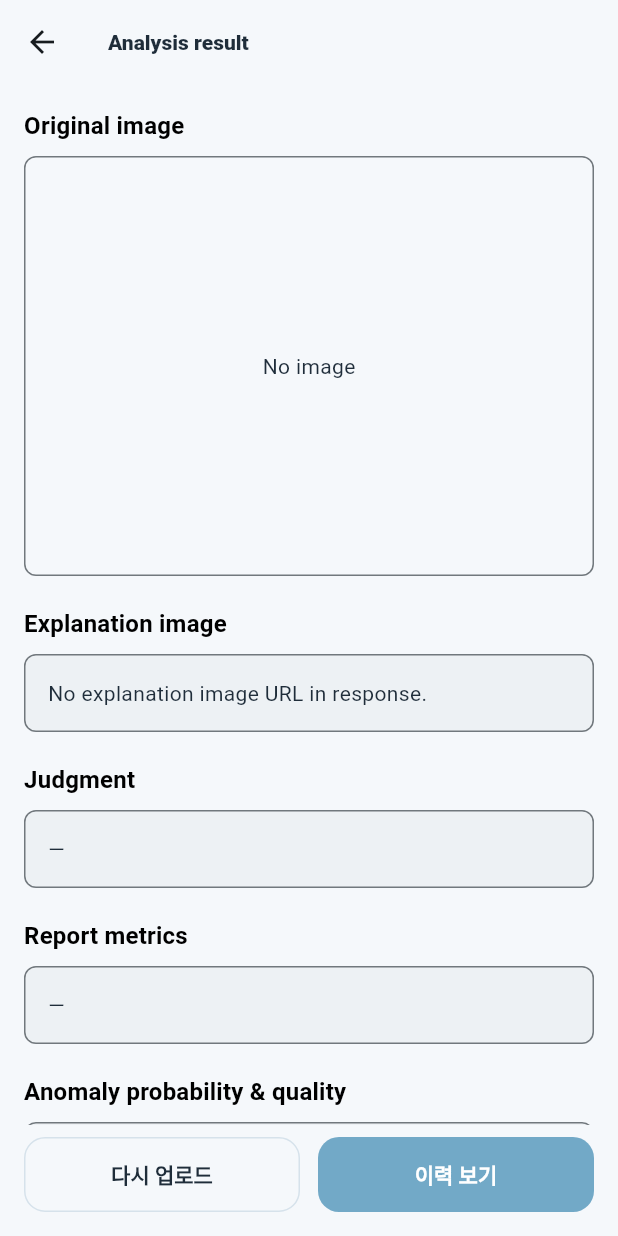
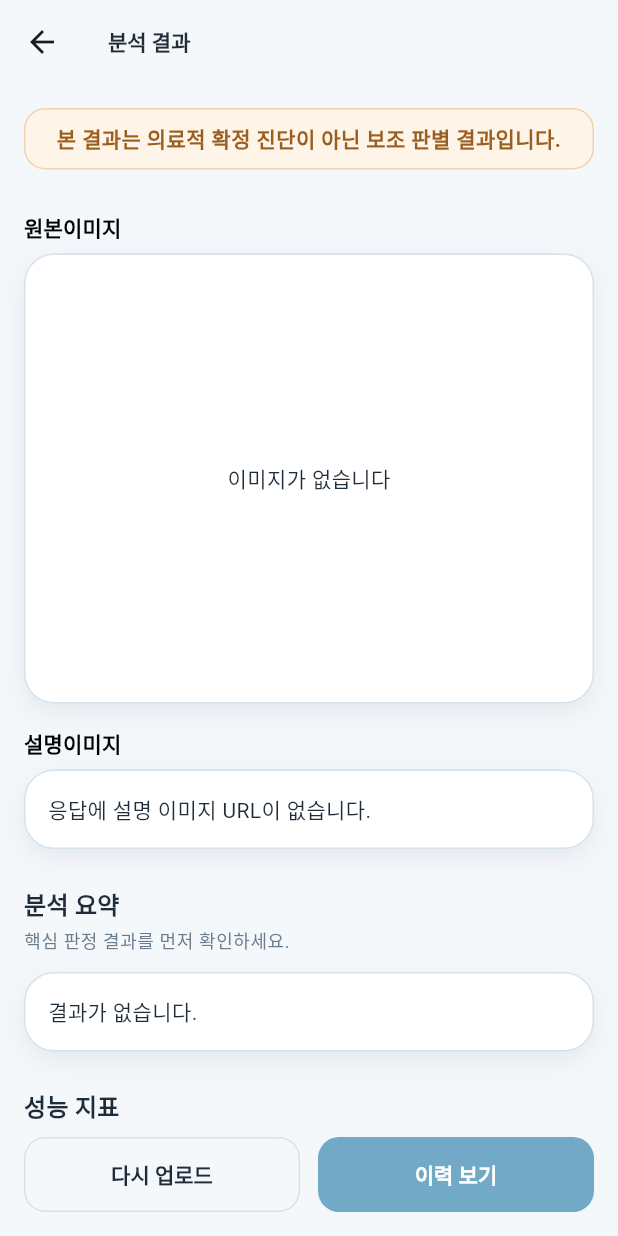
Before and after one commit to Capstone-sixsense/eye-project, a Flutter app: the ResultScreen screen opened directly, on a phone screen of 412 x 824 dp. Run offline on Flutter 3.47's test engine with Material 3 defaults, Android fonts, the phone set to English and light mode, and no system bars; our stand-ins replace file_picker.

Commit message:
feat(frontend): prioritize image-first layout and simplify result details
- 결과 화면에서 안내 고지문 아래 이미지 영역을 우선 노출하도록 위계를 재배치하고 품질 관련 섹션을 제거해 백엔드 응답 스키마와 일치하도록 단순화

```diff
--- a/frontend/lib/screens/result_screen.dart
+++ b/frontend/lib/screens/result_screen.dart
@@ -6,9 +6,9 @@ import '../config/api_config.dart';
 import '../constants/api_error_codes.dart';
 import '../models/analyze_response.dart';
 import '../models/result_screen_args.dart';
+import '../ui/medical_ui.dart';
 
-/// 원본·설명 이미지 타일 높이를 맞추기 위한 공통 상한.
-const double _kResultImageMaxHeight = 280;
+const double _kResultImageMaxHeight = 300;
 
 class ResultScreen extends StatelessWidget {
   const ResultScreen({
@@ -34,34 +34,36 @@ class ResultScreen extends StatelessWidget {
             : null;
 
     return Scaffold(
-      appBar: AppBar(title: const Text('Analysis result')),
+      appBar: AppBar(title: const Text('분석 결과')),
       body: SafeArea(
+        child: LayoutBuilder(
+          builder: (context, constraints) {
+            final wide = constraints.maxWidth >= 920;
+            final contentWidth = wide ? 920.0 : 680.0;
+
+            return Column(
+              crossAxisAlignment: CrossAxisAlignment.stretch,
+              children: [
+                const Padding(
+                  padding: EdgeInsets.fromLTRB(
+                    MedicalTokens.spaceMd,
+                    MedicalTokens.spaceMd,
+                    MedicalTokens.spaceMd,
+                    0,
+                  ),
+                  child: _MedicalDisclaimerBanner(),
+                ),
+                const SizedBox(height: MedicalTokens.spaceSm),
+                Expanded(
+                  child: SingleChildScrollView(
+                    padding: const EdgeInsets.all(MedicalTokens.spaceMd),
+                    child: Center(
+                      child: ConstrainedBox(
+                        constraints: BoxConstraints(maxWidth: contentWidth),
                         child: Column(
                           crossAxisAlignment: CrossAxisAlignment.stretch,
                           children: [
-            Expanded(
-              child: SingleChildScrollView(
-                padding: const EdgeInsets.all(16),
-                child: LayoutBuilder(
-                  builder: (context, constraints) {
-                    final wide = constraints.maxWidth >= 720;
-                    final originalBox = _ImageBox(
-                      child: original != null
-                          ? Image.memory(original, fit: BoxFit.contain)
-                          : const Center(child: Text('No image')),
-                    );
-                    final aiPanel = _ExplanationPanel(
-                      absoluteUrl: explanationAbsoluteUrl,
-                      response: res,
-                    );
-                    final judgment = _JudgmentCard(response: res);
-                    final reportMetrics = _ReportMetricsCard(response: res);
-                    final probQuality = _ScoreQualityCard(response: res);
-
-                    if (wide) {
-                      return Column(
-                        crossAxisAlignment: CrossAxisAlignment.stretch,
-                        children: [
+                            if (wide)
                               Row(
                                 crossAxisAlignment: CrossAxisAlignment.start,
                                 children: [
@@ -69,75 +71,101 @@ class ResultScreen extends StatelessWidget {
                                     child: Column(
                                       crossAxisAlignment: CrossAxisAlignment.stretch,
                                       children: [
-                                    const _SectionTitle('Original image'),
+                                        Text(
+                                          '원본이미지',
+                                          style: Theme.of(context).textTheme.titleSmall?.copyWith(
+                                                fontWeight: FontWeight.w700,
+                                              ),
+                                        ),
                                         const SizedBox(height: 8),
-                                    originalBox,
+                                        _ImageBox(
+                                          child: original != null
+                                              ? Image.memory(original, fit: BoxFit.contain)
+                                              : const Center(child: Text('이미지가 없습니다')),
+                                        ),
                                       ],
                                     ),
                                   ),
-                              const SizedBox(width: 20),
+                                  const SizedBox(width: MedicalTokens.spaceSm),
                                   Expanded(
                                     child: Column(
                                       crossAxisAlignment: CrossAxisAlignment.stretch,
                                       children: [
-                                    const _SectionTitle('Explanation image'),
+                                        Text(
+                                          '설명이미지',
+                                          style: Theme.of(context).textTheme.titleSmall?.copyWith(
+                                                fontWeight: FontWeight.w700,
+                                              ),
+                                        ),
                                         const SizedBox(height: 8),
-                                    aiPanel,
+                                        _ExplanationPanel(
+                                          absoluteUrl: explanationAbsoluteUrl,
+                                          response: res,
+                                        ),
                                       ],
                                     ),
                                   ),
                                 ],
+                              )
+                            else ...[
+                              Text(
+                                '원본이미지',
+                                style: Theme.of(context).textTheme.titleSmall?.copyWith(
+                                      fontWeight: FontWeight.w700,
                                     ),
-                          const SizedBox(height: 24),
-                          const _SectionTitle('Judgment'),
+                              ),
                               const SizedBox(height: 8),
-                          judgment,
-                          const SizedBox(height: 20),
-                          const _SectionTitle('Report metrics'),
+                              _ImageBox(
+                                child: original != null
+                                    ? Image.memory(original, fit: BoxFit.contain)
+                                    : const Center(child: Text('이미지가 없습니다')),
+                              ),
+                              const SizedBox(height: MedicalTokens.spaceMd),
+                              Text(
+                                '설명이미지',
+                                style: Theme.of(context).textTheme.titleSmall?.copyWith(
+                                      fontWeight: FontWeight.w700,
+                                    ),
+                              ),
                               const SizedBox(height: 8),
-                          reportMetrics,
-                          const SizedBox(height: 20),
-                          const _SectionTitle('Anomaly probability & quality'),
-                          const SizedBox(height: 8),
-                          probQuality,
+                              _ExplanationPanel(
+                                absoluteUrl: explanationAbsoluteUrl,
+                                response: res,
+                              ),
                             ],
-                      );
-                    }
-
-                    return Column(
-                      crossAxisAlignment: CrossAxisAlignment.stretch,
-                      children: [
-                        const _SectionTitle('Original image'),
-                        const SizedBox(height: 8),
-                        originalBox,
-                        const SizedBox(height: 20),
-                        const _SectionTitle('Explanation image'),
-                        const SizedBox(height: 8),
-                        aiPanel,
-                        const SizedBox(height: 20),
-                        const _SectionTitle('Judgment'),
-                        const SizedBox(height: 8),
-                        judgment,
-                        const SizedBox(height: 20),
-                        const _SectionTitle('Report metrics'),
-                        const SizedBox(height: 8),
-                        reportMetrics,
-                        const SizedBox(height: 20),
-                        const _SectionTitle('Anomaly probability & quality'),
-                        const SizedBox(height: 8),
-                        probQuality,
+                            const SizedBox(height: MedicalTokens.spaceLg),
+                            const MedicalSectionTitle(
+                              '분석 요약',
+                              subtitle: '핵심 판정 결과를 먼저 확인하세요.',
+                            ),
+                            const SizedBox(height: MedicalTokens.spaceSm),
+                            _JudgmentCard(response: res),
+                            const SizedBox(height: MedicalTokens.spaceLg),
+                            const MedicalSectionTitle('성능 지표'),
+                            const SizedBox(height: MedicalTokens.spaceSm),
+                            _ReportMetricsCard(response: res),
+                            const SizedBox(height: MedicalTokens.spaceLg),
+                            const MedicalSectionTitle('이상 확률'),
+                            const SizedBox(height: MedicalTokens.spaceSm),
+                            _ProbabilityCard(response: res),
                           ],
-                    );
-                  },
+                        ),
+                      ),
                     ),
                   ),
                 ),
                 Padding(
-              padding: const EdgeInsets.fromLTRB(16, 8, 16, 16),
+                  padding: const EdgeInsets.fromLTRB(
+                    MedicalTokens.spaceMd,
+                    8,
+                    MedicalTokens.spaceMd,
+                    MedicalTokens.spaceMd,
+                  ),
                   child: Row(
                     children: [
                       Expanded(
-                    child: OutlinedButton(
+                        child: MedicalSecondaryButton(
+                          label: '다시 업로드',
                           onPressed: () {
                             Navigator.pushNamedAndRemoveUntil(
                               context,
@@ -145,39 +173,24 @@ class ResultScreen extends StatelessWidget {
                               (route) => false,
                             );
                           },
-                      child: const Text('다시 업로드'),
                         ),
                       ),
-                  const SizedBox(width: 12),
+                      const SizedBox(width: MedicalTokens.spaceSm),
                       Expanded(
-                    child: FilledButton(
+                        child: MedicalPrimaryButton(
+                          label: '이력 보기',
                           onPressed: () {
                             Navigator.pushNamed(context, '/history');
                           },
-                      child: const Text('이력 보기'),
                         ),
                       ),
                     ],
                   ),
                 ),
               ],
+            );
+          },
         ),
-      ),
-    );
-  }
-}
-
-class _SectionTitle extends StatelessWidget {
-  const _SectionTitle(this.text);
-
-  final String text;
-
-  @override
-  Widget build(BuildContext context) {
-    return Text(
-      text,
-      style: Theme.of(context).textTheme.titleMedium?.copyWith(
-            fontWeight: FontWeight.w600,
       ),
     );
   }
@@ -192,14 +205,14 @@ class _ImageBox extends StatelessWidget {
   Widget build(BuildContext context) {
     return ConstrainedBox(
       constraints: const BoxConstraints(maxHeight: _kResultImageMaxHeight),
-      child: DecoratedBox(
-        decoration: BoxDecoration(
-          border: Border.all(color: Theme.of(context).dividerColor),
-          borderRadius: BorderRadius.circular(8),
+      child: MedicalCard(
+        padding: EdgeInsets.zero,
+        child: ClipRRect(
+          borderRadius: BorderRadius.circular(MedicalTokens.radiusLg),
+          child: SizedBox(
+            height: _kResultImageMaxHeight,
+            child: child,
           ),
-        child: ClipRRect(
-          borderRadius: BorderRadius.circular(8),
-          child: child,
         ),
       ),
     );
@@ -215,7 +228,7 @@ class _JudgmentCard extends StatelessWidget {
   Widget build(BuildContext context) {
     final res = response;
     if (res == null) {
-      return const _InfoCard(child: Text('—'));
+      return const _InfoCard(child: Text('결과가 없습니다.'));
     }
     if (res.isFail) {
       return _InfoCard(
@@ -230,9 +243,27 @@ class _JudgmentCard extends StatelessWidget {
       );
     }
     return _InfoCard(
-      child: Text(
+      child: Row(
+        children: [
+          Expanded(
+            child: Column(
+              crossAxisAlignment: CrossAxisAlignment.start,
+              children: [
+                const Text('AI 판정'),
+                const SizedBox(height: 6),
+                Text(
                   res.label ?? '—',
-        style: Theme.of(context).textTheme.titleLarge,
+                  style: Theme.of(context).textTheme.headlineSmall,
+                ),
+              ],
+            ),
+          ),
+          MedicalBadge(
+            text: '완료',
+            backgroundColor: const Color(0xFFE8F7F2),
+            foregroundColor: MedicalTokens.success,
+          ),
+        ],
       ),
     );
   }
@@ -276,7 +307,7 @@ class _ReportMetricsCard extends StatelessWidget {
     final prob = res.abnormalProbability;
     if (prob == null) {
       return const _InfoCard(
-        child: Text('Abnormal probability가 없어 리포트 지표를 계산할 수 없습니다.'),
+        child: Text('이상 확률 값이 없어 리포트 지표를 계산할 수 없습니다.'),
       );
     }
 
@@ -286,17 +317,26 @@ class _ReportMetricsCard extends StatelessWidget {
         crossAxisAlignment: CrossAxisAlignment.start,
         children: [
           for (var i = 0; i < _labels.length; i++) ...[
-            if (i > 0) const SizedBox(height: 14),
-            Text(
-              '${_labels[i].$1}: ${(_metricValue(i, prob) * 100).toStringAsFixed(1)}%',
+            if (i > 0) const SizedBox(height: 12),
+            Row(
+              children: [
+                Expanded(
+                  child: Text(
+                    _labels[i].$1,
                     style: theme.textTheme.titleSmall?.copyWith(
-                fontWeight: FontWeight.w600,
-                color: const Color(0xFF003366),
+                      fontWeight: FontWeight.w700,
+                      color: MedicalTokens.textMain,
                     ),
+                  ),
+                ),
+                MedicalBadge(
+                  text: '${(_metricValue(i, prob) * 100).toStringAsFixed(1)}%',
+                ),
+              ],
             ),
             const SizedBox(height: 4),
             Text(
-              '(${_labels[i].$2})',
+              _labels[i].$2,
               style: theme.textTheme.bodySmall?.copyWith(
                 color: theme.colorScheme.onSurfaceVariant,
               ),
@@ -308,8 +348,8 @@ class _ReportMetricsCard extends StatelessWidget {
   }
 }
 
-class _ScoreQualityCard extends StatelessWidget {
-  const _ScoreQualityCard({required this.response});
+class _ProbabilityCard extends StatelessWidget {
+  const _ProbabilityCard({required this.response});
 
   final AnalyzeResponse? response;
 
@@ -323,42 +363,16 @@ class _ScoreQualityCard extends StatelessWidget {
       return const _InfoCard(child: Text('—'));
     }
 
-    final q = res.quality;
     final prob = res.abnormalProbability;
 
     return _InfoCard(
-      child: Column(
-        crossAxisAlignment: CrossAxisAlignment.start,
+      child: Row(
         children: [
-          Text(
-            prob != null
-                ? 'Abnormal probability: ${(prob * 100).toStringAsFixed(1)}%'
-                : 'Abnormal probability: —',
-            style: Theme.of(context).textTheme.titleMedium,
-          ),
-          if (q != null) ...[
-            const SizedBox(height: 12),
-            if (q.grade != null)
-              Text('Quality grade: ${q.grade}'
-                  '${q.gradeConfidence != null ? " (${(q.gradeConfidence! * 100).toStringAsFixed(0)}% conf.)" : ""}'),
-            if (q.isAcceptable != null)
-              Text('Acceptable: ${q.isAcceptable! ? "yes" : "no"}'),
-            if (q.warning != null && q.warning!.isNotEmpty)
-              Text(
-                q.warning!,
-                style: Theme.of(context).textTheme.bodySmall?.copyWith(
-                      color: Theme.of(context).colorScheme.onSurfaceVariant,
-                    ),
-              ),
-          ] else
-            Padding(
-              padding: const EdgeInsets.only(top: 8),
-              child: Text(
-                'No quality block in response (legacy API).',
-                style: Theme.of(context).textTheme.bodySmall?.copyWith(
-                      color: Theme.of(context).colorScheme.outline,
-                    ),
-              ),
+          const Expanded(child: Text('이상 확률')),
+          MedicalBadge(
+            text: prob != null ? '${(prob * 100).toStringAsFixed(1)}%' : '—',
+            backgroundColor: const Color(0xFFFFF4E8),
+            foregroundColor: const Color(0xFFC0702D),
           ),
         ],
       ),
@@ -387,7 +401,7 @@ class _ExplanationPanel extends StatelessWidget {
           crossAxisAlignment: CrossAxisAlignment.stretch,
           children: [
             Text(
-              'Explanation image generation failed',
+              '설명 이미지 생성에 실패했습니다',
               style: Theme.of(context).textTheme.bodyLarge,
             ),
             const SizedBox(height: 24),
@@ -405,13 +419,12 @@ class _ExplanationPanel extends StatelessWidget {
     if (absoluteUrl != null && absoluteUrl!.isNotEmpty) {
       return ConstrainedBox(
         constraints: const BoxConstraints(maxHeight: _kResultImageMaxHeight),
-        child: DecoratedBox(
-          decoration: BoxDecoration(
-            border: Border.all(color: Theme.of(context).dividerColor),
-            borderRadius: BorderRadius.circular(8),
-          ),
+        child: MedicalCard(
+          padding: EdgeInsets.zero,
           child: ClipRRect(
-            borderRadius: BorderRadius.circular(8),
+            borderRadius: BorderRadius.circular(MedicalTokens.radiusLg),
+            child: SizedBox(
+              height: _kResultImageMaxHeight,
               child: Image.network(
                 absoluteUrl!,
                 fit: BoxFit.contain,
@@ -431,11 +444,12 @@ class _ExplanationPanel extends StatelessWidget {
               ),
             ),
           ),
+        ),
       );
     }
 
     return const _InfoCard(
-      child: Text('No explanation image URL in response.'),
+      child: Text('응답에 설명 이미지 URL이 없습니다.'),
     );
   }
 }
@@ -447,18 +461,34 @@ class _InfoCard extends StatelessWidget {
 
   @override
   Widget build(BuildContext context) {
+    return MedicalCard(child: child);
+  }
+}
+
+class _MedicalDisclaimerBanner extends StatelessWidget {
+  const _MedicalDisclaimerBanner();
+
+  @override
+  Widget build(BuildContext context) {
     return DecoratedBox(
       decoration: BoxDecoration(
-        border: Border.all(color: Theme.of(context).dividerColor),
-        borderRadius: BorderRadius.circular(8),
-        color: Theme.of(context)
-            .colorScheme
-            .surfaceContainerHighest
-            .withValues(alpha: 0.35),
+        color: const Color(0xFFFFF4E8),
+        borderRadius: BorderRadius.circular(MedicalTokens.radiusMd),
+        border: Border.all(color: const Color(0xFFF3D2AE)),
       ),
-      child: Padding(
-        padding: const EdgeInsets.all(16),
-        child: child,
+      child: const Padding(
+        padding: EdgeInsets.symmetric(
+          horizontal: MedicalTokens.spaceSm,
+          vertical: 10,
+        ),
+        child: Text(
+          '본 결과는 의료적 확정 진단이 아닌 보조 판별 결과입니다.',
+          textAlign: TextAlign.center,
+          style: TextStyle(
+            fontWeight: FontWeight.w700,
+            color: Color(0xFF9A5E20),
+          ),
+        ),
       ),
     );
   }
```
Lines whose indentation alone changed are shown as unchanged.
